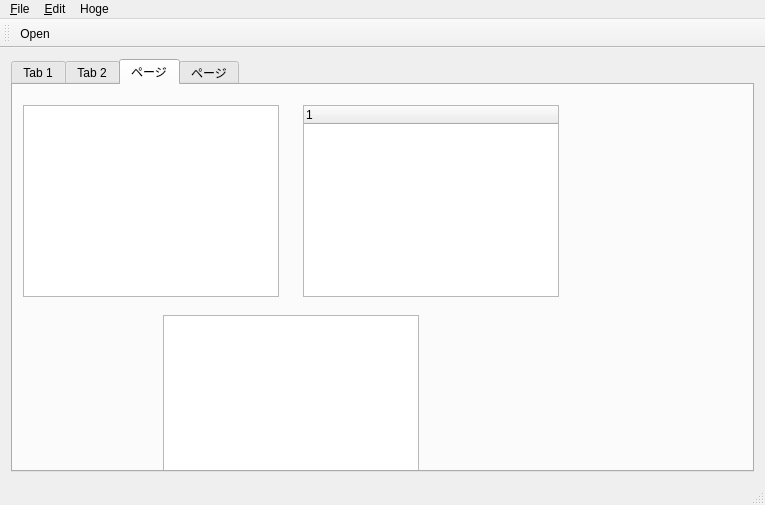
First picture: the form in example/MainWindow.ui, repository soramimi/QtDarkStyle, before the edit.
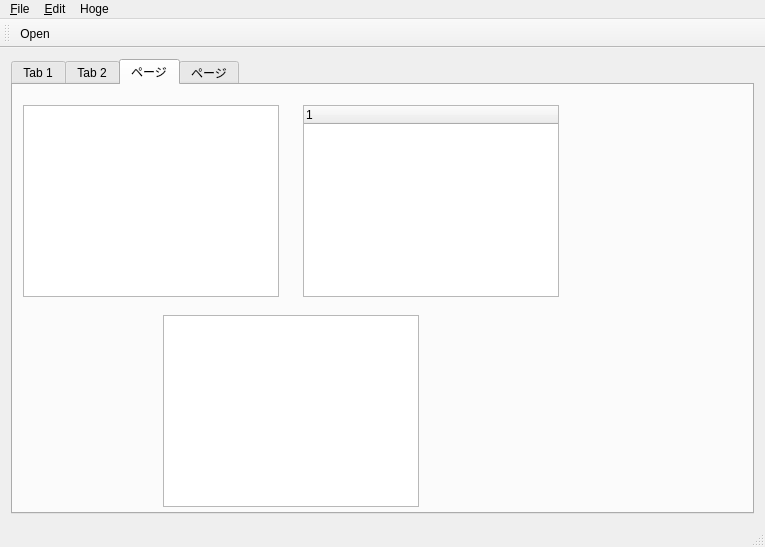
Second picture: the form after the edit.

Commit message: PE_PanelItemViewItem 単一行選択モードでのフォーカス枠の描画を改良

The edit to the form file:
```diff
--- a/example/MainWindow.ui
+++ b/example/MainWindow.ui
@@ -7,7 +7,7 @@
     <x>0</x>
     <y>0</y>
     <width>765</width>
-    <height>505</height>
+    <height>547</height>
    </rect>
   </property>
   <property name="windowTitle">
```
Left out of the diff: 2 changed lines with no effect on the pictures. The commit also changes 2 other files.
